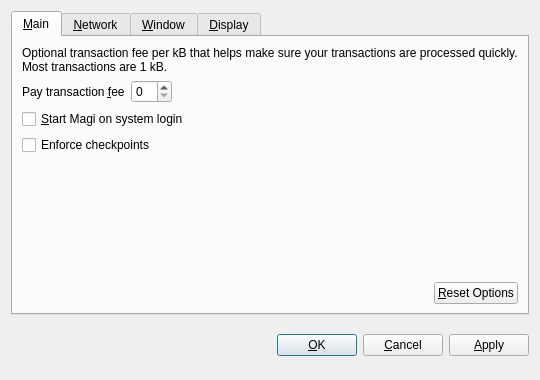
Old version of the form src/qt/forms/optionsdialog.ui in the repository jondow72/peercoin.
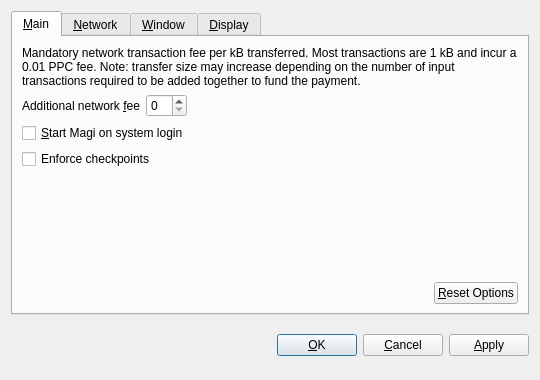
New version of the form. Custom widgets are drawn as their Qt base class.

Commit message: Update options dialog text with correct content for PPC

Patch:
```diff
--- a/src/qt/forms/optionsdialog.ui
+++ b/src/qt/forms/optionsdialog.ui
@@ -33,7 +33,7 @@
        <item>
         <widget class="QLabel" name="transactionFeeInfoLabel">
          <property name="text">
-          <string>Optional transaction fee per kB that helps make sure your transactions are processed quickly. Most transactions are 1 kB.</string>
+          <string>Mandatory network transaction fee per kB transferred. Most transactions are 1 kB and incur a 0.01 PPC fee. Note: transfer size may increase depending on the number of input transactions required to be added together to fund the payment.</string>
          </property>
          <property name="textFormat">
           <enum>Qt::PlainText</enum>
@@ -48,7 +48,7 @@
          <item>
           <widget class="QLabel" name="transactionFeeLabel">
            <property name="text">
-            <string>Pay transaction &amp;fee</string>
+            <string>Additional network &amp;fee</string>
            </property>
            <property name="textFormat">
             <enum>Qt::PlainText</enum>
```
The commit also changes 1 other file.
